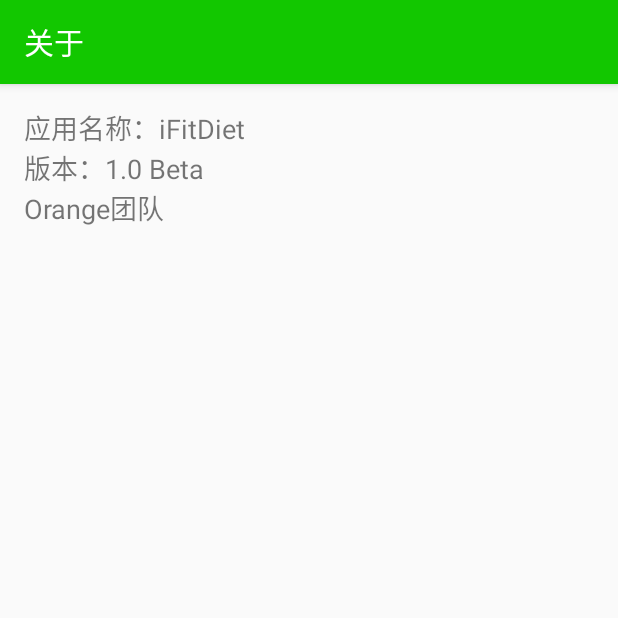
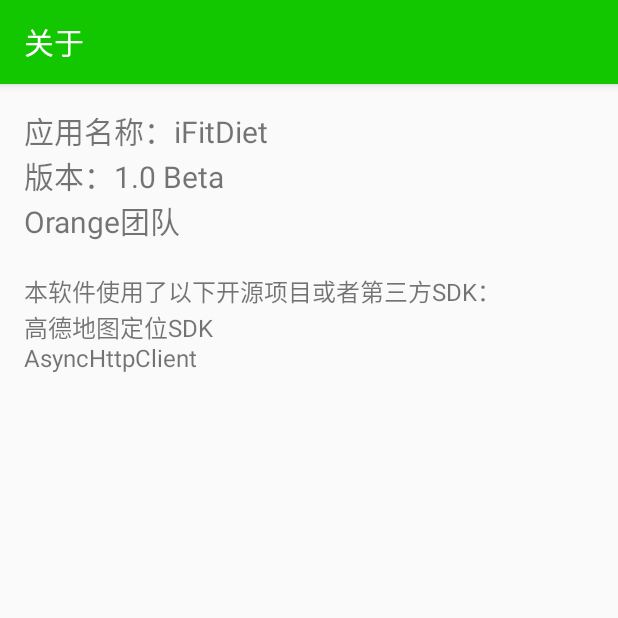
Before and after one commit to Galaxy9572/iFitDiet, an Android app: the AboutActivity screen opened directly, with no data from a screen before it, on a phone screen of 412 x 824 dp, the top half of it. Run offline under Robolectric (Android 15) with nearby library versions, the phone set to English and light mode, and no system bars.

Commit message:
2016/09/02：第五次提交，完善注册，廖俊瑶

```diff
--- a/app/build.gradle
+++ b/app/build.gradle
@@ -26,4 +26,5 @@ dependencies {
     compile 'com.android.support:appcompat-v7:23.4.0'
     compile 'com.android.support:support-v4:23.4.0'
     compile 'com.android.support:design:23.4.0'
+    compile files('libs/AMap_Location_V2.8.0_20160811.jar')
 }
--- a/app/src/main/res/layout/activity_about.xml
+++ b/app/src/main/res/layout/activity_about.xml
@@ -9,9 +9,17 @@
     android:paddingTop="@dimen/activity_vertical_margin"
     tools:context=".activity.AboutActivity">
     <TextView
+        android:id="@+id/tv_app_info"
         android:layout_width="match_parent"
-        android:layout_height="match_parent"
-        android:textSize="18dp"
+        android:layout_height="wrap_content"
+        android:textSize="20dp"
         android:text="应用名称：iFitDiet\n版本：1.0 Beta\nOrange团队"/>
-
+    <TextView
+        android:id="@+id/tv_rights"
+        android:layout_width="match_parent"
+        android:layout_height="wrap_content"
+        android:layout_below="@id/tv_app_info"
+        android:layout_marginTop="20dp"
+        android:textSize="16sp"
+        android:text="本软件使用了以下开源项目或者第三方SDK：\n高德地图定位SDK\nAsyncHttpClient"/>
 </RelativeLayout>
```
Also changed, not shown: app/src/main/AndroidManifest.xml (+13 -5 lines), app/src/main/java/com/orange/ifitdiet/activity/LoginActivity.java (+16 -4 lines), app/src/main/java/com/orange/ifitdiet/activity/MainActivity.java (+11 -2 lines), app/src/main/java/com/orange/ifitdiet/util/LocateUtil.java (added, +72 -0 lines), app/src/main/java/com/orange/ifitdiet/util/NetUtil.java (+17 -2 lines).
